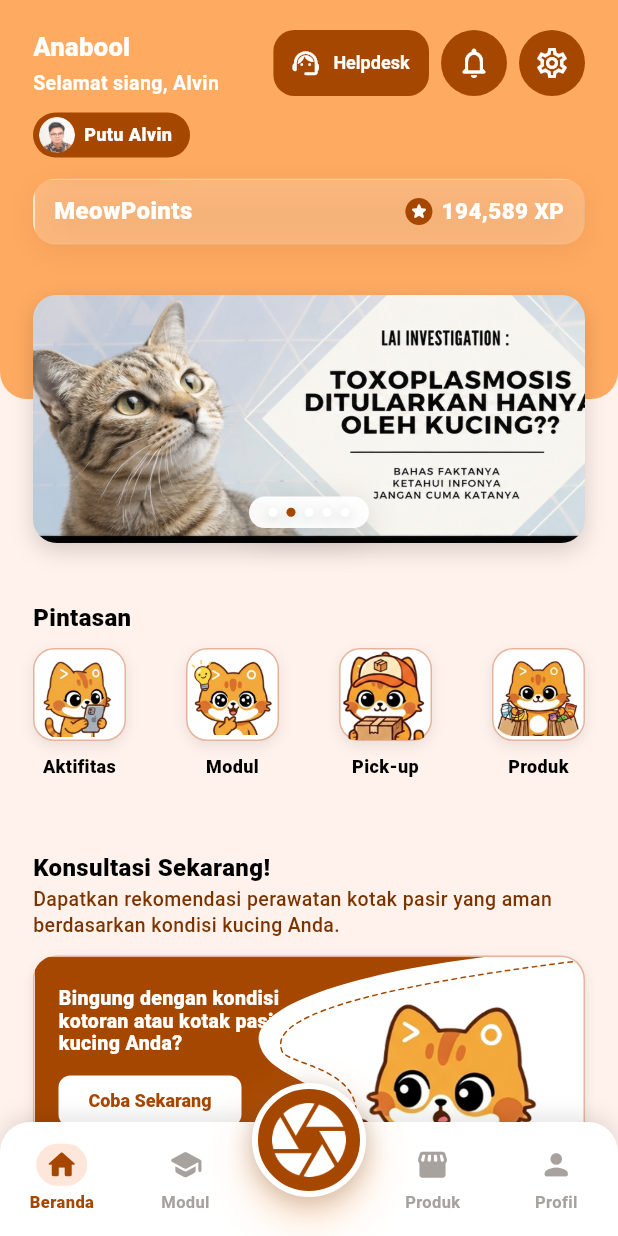
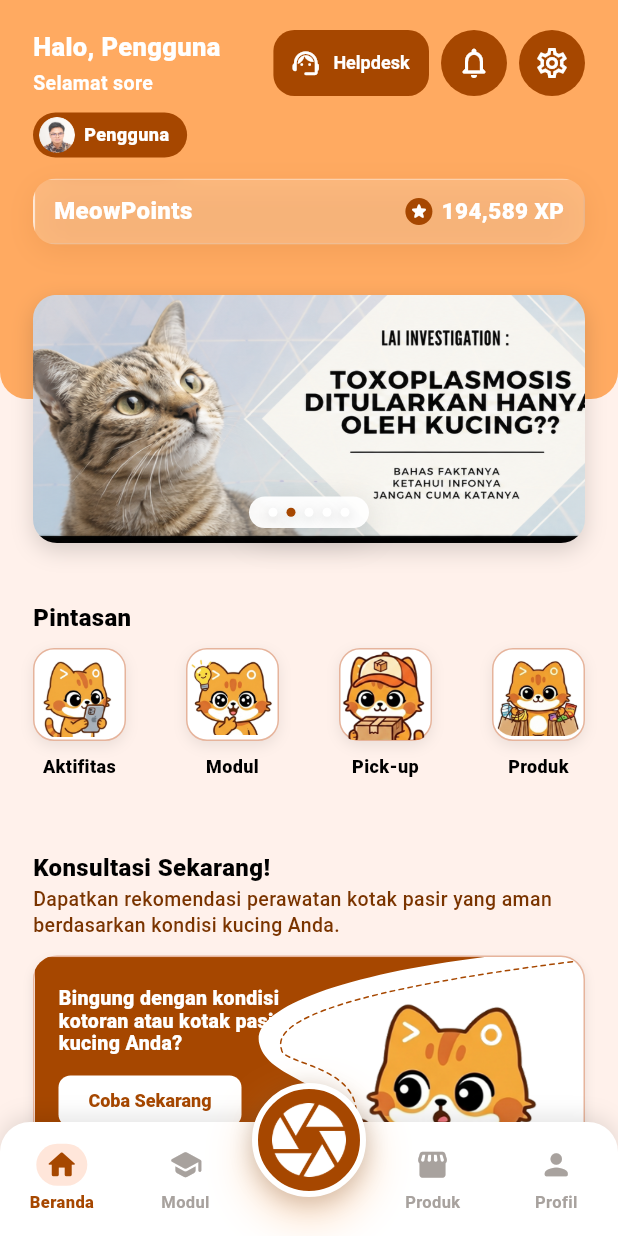
Before and after one commit to ayiinee/anabool, a Flutter app: the screen it shows once a user with an empty profile is signed in, after a tap on the "notifications none" icon, on a phone screen of 412 x 824 dp. Run offline on Flutter 3.47's test engine with Material 3 defaults, Android fonts, the phone set to English and light mode, and no system bars; our stand-ins replace camera, dio, firebase_auth, firebase_core, google_sign_in, image_picker; accounts and stored records are empty.

Commit message:
fix: Update UI components and enhance user greeting functionality in auth pages

```diff
--- a/frontend/lib/features/auth/presentation/pages/login_page.dart
+++ b/frontend/lib/features/auth/presentation/pages/login_page.dart
@@ -236,7 +236,7 @@ class _LoginPageState extends State<LoginPage> {
               isLoading: _authController.isLoading,
             ),
             const SizedBox(height: 16),
-                        const SizedBox(height: 18),
+            const SizedBox(height: 18),
             const Row(
               children: [
                 Expanded(child: Divider(color: AnaboolColors.peach)),
--- a/frontend/lib/features/auth/presentation/pages/signup_page.dart
+++ b/frontend/lib/features/auth/presentation/pages/signup_page.dart
@@ -89,15 +89,19 @@ class _SignupPageState extends State<SignupPage> {
     if (_authController.currentUser != null && !_navigatedToHome) {
       _navigatedToHome = true;
       WidgetsBinding.instance.addPostFrameCallback((_) {
-        if (!mounted) {
-          return;
-        }
-        Navigator.of(context).pushNamedAndRemoveUntil(
-          RouteConstants.home,
-          (route) => false,
-        );
+        _showRegistrationSuccessDialogAndGoHome();
       });
     }
+  }
+
+  Future<void> _showRegistrationSuccessDialogAndGoHome() async {
+    if (!mounted) {
+      return;
+    }
+    Navigator.of(context).pushNamedAndRemoveUntil(
+      RouteConstants.home,
+      (route) => false,
+    );
   }
 
   String? _validateEmail(String? value) {
--- a/frontend/lib/features/home/presentation/widgets/hero_header.dart
+++ b/frontend/lib/features/home/presentation/widgets/hero_header.dart
@@ -1,6 +1,7 @@
 import 'dart:async';
 import 'dart:ui';
 
+import 'package:firebase_auth/firebase_auth.dart';
 import 'package:flutter/material.dart';
 
 import '../../../../app/theme.dart';
@@ -87,21 +88,25 @@ class _HeroGreeting extends StatelessWidget {
 
   @override
   Widget build(BuildContext context) {
-    return const Column(
+    final userName = _currentUserName();
+
+    return Column(
       crossAxisAlignment: CrossAxisAlignment.start,
       children: [
         Text(
-          'Anabool',
-          style: TextStyle(
+          'Halo, $userName',
+          maxLines: 1,
+          overflow: TextOverflow.ellipsis,
+          style: const TextStyle(
             color: Colors.white,
             fontSize: 17,
             fontWeight: FontWeight.w900,
           ),
         ),
-        SizedBox(height: 4),
+        const SizedBox(height: 4),
         Text(
-          'Selamat siang, Alvin',
-          style: TextStyle(
+          _wibGreeting(),
+          style: const TextStyle(
             color: Colors.white,
             fontSize: 13,
             fontWeight: FontWeight.w600,
@@ -196,6 +201,8 @@ class _UserPill extends StatelessWidget {
 
   @override
   Widget build(BuildContext context) {
+    final userName = _currentUserName();
+
     return Container(
       height: 30,
       padding: const EdgeInsets.fromLTRB(4, 3, 12, 3),
@@ -203,10 +210,10 @@ class _UserPill extends StatelessWidget {
         color: AnaboolColors.brown,
         borderRadius: BorderRadius.circular(999),
       ),
-      child: const Row(
+      child: Row(
         mainAxisSize: MainAxisSize.min,
         children: [
-          ClipOval(
+          const ClipOval(
             child: DesignImage(
               asset: HomeAssets.profilePhoto,
               width: 24,
@@ -214,19 +221,54 @@ class _UserPill extends StatelessWidget {
               fit: BoxFit.cover,
             ),
           ),
-          SizedBox(width: 6),
-          Text(
-            'Putu Alvin',
-            style: TextStyle(
-              color: Colors.white,
-              fontSize: 12,
-              fontWeight: FontWeight.w800,
+          const SizedBox(width: 6),
+          Flexible(
+            child: Text(
+              userName,
+              maxLines: 1,
+              overflow: TextOverflow.ellipsis,
+              style: const TextStyle(
+                color: Colors.white,
+                fontSize: 12,
+                fontWeight: FontWeight.w800,
+              ),
             ),
           ),
         ],
       ),
     );
   }
+}
+
+String _currentUserName() {
+  final user = FirebaseAuth.instance.currentUser;
+  final displayName = user?.displayName?.trim();
+  if (displayName != null && displayName.isNotEmpty) {
+    return displayName;
+  }
+
+  final email = user?.email?.trim();
+  if (email != null && email.isNotEmpty) {
+    return email.split('@').first;
+  }
+
+  return 'Pengguna';
+}
+
+String _wibGreeting() {
+  final wibTime = DateTime.now().toUtc().add(const Duration(hours: 7));
+  final hour = wibTime.hour;
+
+  if (hour >= 4 && hour < 11) {
+    return 'Selamat pagi';
+  }
+  if (hour >= 11 && hour < 15) {
+    return 'Selamat siang';
+  }
+  if (hour >= 15 && hour < 18) {
+    return 'Selamat sore';
+  }
+  return 'Selamat malam';
 }
 
 class _MeowPointsPill extends StatelessWidget {
```
Also changed, not shown: 1 other file.
